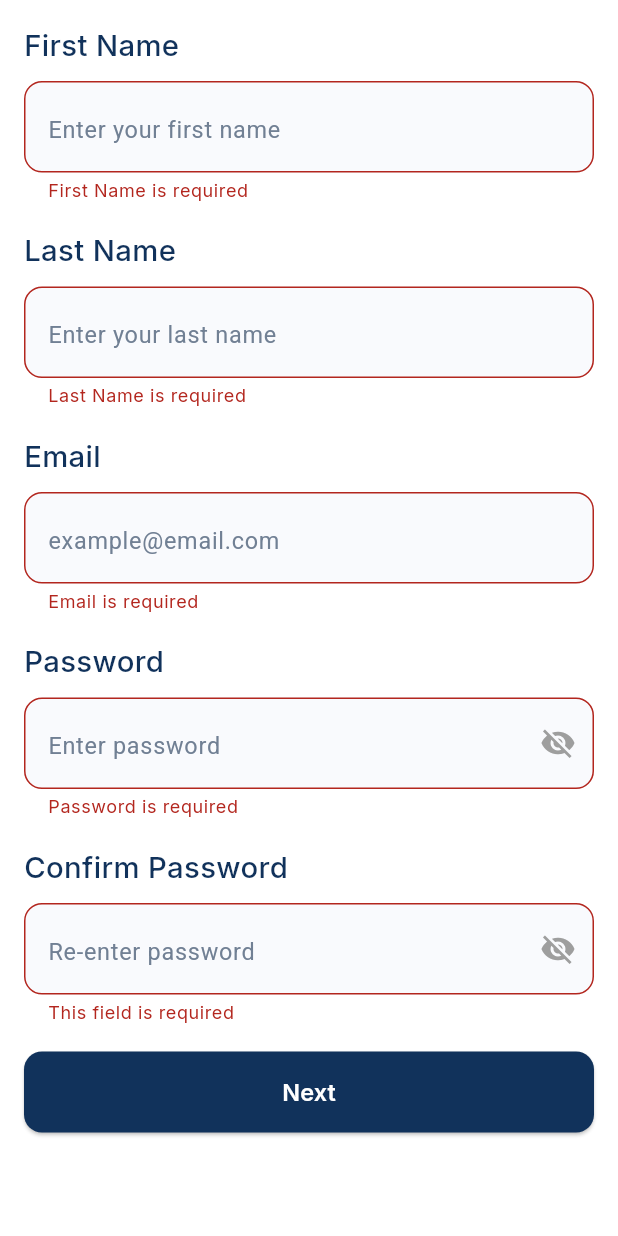
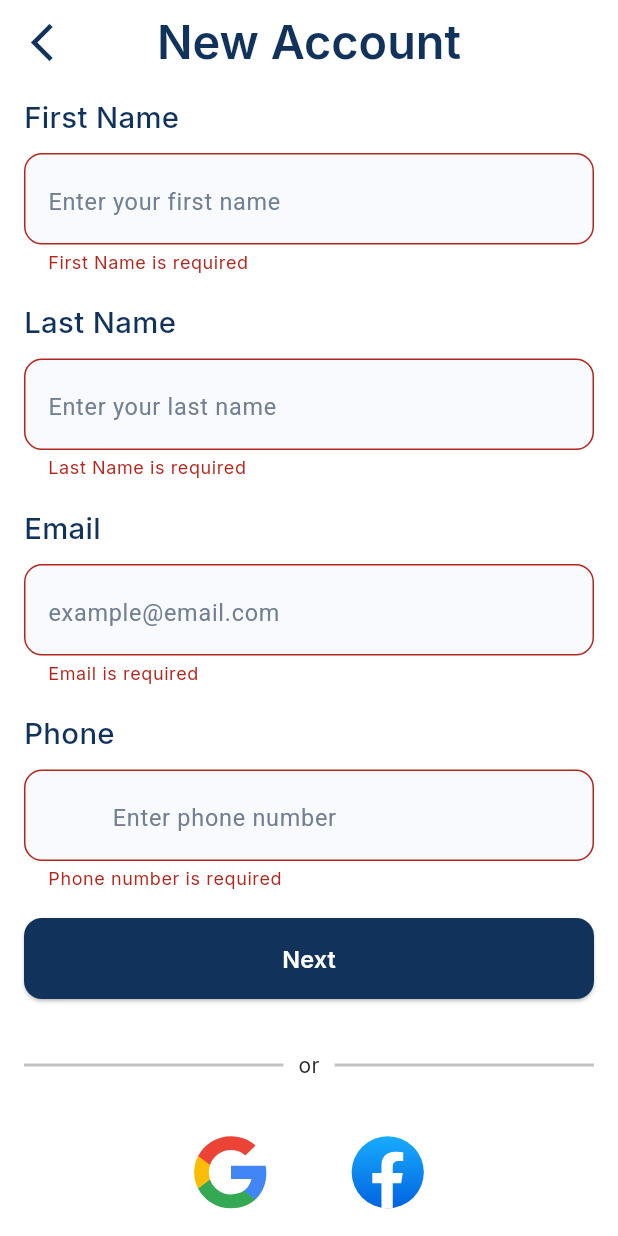
Before and after one commit to Rafiq-Health-Care/rafiq-mobile, a Flutter app: the DoctorSignUpStepIScreen screen opened by its route, after a tap on "Next", on a phone screen of 412 x 824 dp. Run offline on Flutter 3.47's test engine with Material 3 defaults, Android fonts, the light colour scheme and no system bars; our stand-ins replace cookie_jar, dartz, dio, dio_cookie_manager, dotted_border, equatable and 15 more; missing offline and left inert: workmanager; accounts and stored records are empty; generated files the repository leaves out were written again; network calls fail; statements that could not run were skipped.

Commit message:
refactor: simplify specialization data handling to strings and update doctor registration UI

```diff
--- a/lib/features/auth/controllers/specialization_cubit/specialization_cubit.dart
+++ b/lib/features/auth/controllers/specialization_cubit/specialization_cubit.dart
@@ -1,6 +1,5 @@
 import 'package:flutter/material.dart';
 import 'package:flutter_bloc/flutter_bloc.dart';
-import 'package:rafiq/features/auth/data/models/specialization_model.dart';
 import 'package:rafiq/features/auth/data/repository/auth_repository.dart';
 part 'specialization_state.dart';
 
--- a/lib/features/auth/controllers/specialization_cubit/specialization_state.dart
+++ b/lib/features/auth/controllers/specialization_cubit/specialization_state.dart
@@ -8,7 +8,7 @@ final class SpecializationInitial extends SpecializationState {}
 final class SpecializationLoading extends SpecializationState {}
 
 final class SpecializationSuccess extends SpecializationState {
-  final List<SpecializationModel> specializations;
+  final List<String> specializations;
   SpecializationSuccess(this.specializations);
 }
 
--- a/lib/features/auth/data/repository/auth_repository.dart
+++ b/lib/features/auth/data/repository/auth_repository.dart
@@ -4,7 +4,6 @@ import 'package:rafiq/features/auth/data/models/doctor_sign_up_request.dart';
 import 'package:rafiq/features/auth/data/models/login_request.dart';
 import 'package:rafiq/features/auth/data/models/patient_sign_up_request.dart';
 import 'package:rafiq/features/auth/data/models/reset_password_request.dart';
-import 'package:rafiq/features/auth/data/models/specialization_model.dart';
 import 'package:rafiq/features/auth/data/models/user_response.dart';
 import 'package:rafiq/features/auth/data/models/user_verification_request.dart';
 import 'package:rafiq/features/auth/data/networking/auth_service.dart';
@@ -61,13 +60,12 @@ class AuthRepository {
     );
   }
 
-  Future<Either<Failure, List<SpecializationModel>>>
+  Future<Either<Failure, List<String>>>
   getSpecializationsRepository() async {
     final rowData = await authService.getSpecialization();
     return rowData.fold(
       (failure) => left(failure),
-      (rowData) =>
-          right(rowData.map((e) => SpecializationModel.fromJson(e)).toList()),
+      (rowData) => right(rowData.map((e) => e as String).toList()),
     );
   }
 
--- a/lib/features/auth/presentation/screens/doctor_sign_up_step_i_screen.dart
+++ b/lib/features/auth/presentation/screens/doctor_sign_up_step_i_screen.dart
@@ -1,12 +1,15 @@
 import 'package:flutter/material.dart';
+import 'package:flutter/services.dart';
 import 'package:rafiq/core/router/router_strings.dart';
 import 'package:rafiq/core/utils/extensions/get_app_theme.dart';
+import 'package:rafiq/core/widgets/custom_app_bar.dart';
 import 'package:rafiq/features/auth/controllers/auth_cubit/auth_cubit.dart';
 import 'package:rafiq/features/auth/data/models/doctor_sign_up_request.dart';
 import 'package:rafiq/core/services/validation.dart';
-import 'package:rafiq/features/auth/presentation/widgets/custom_labeled_password_field.dart';
+import 'package:rafiq/features/auth/presentation/sections/media_auth_section.dart';
 import 'package:rafiq/core/widgets/custom_labeled_text_field.dart';
 import 'package:rafiq/core/widgets/custom_elevated_button.dart';
+import 'package:rafiq/features/auth/presentation/widgets/horizontal_text_divider.dart';
 
 class DoctorSignUpStepIScreen extends StatefulWidget {
   const DoctorSignUpStepIScreen({super.key});
@@ -20,28 +23,27 @@ class _DoctorSignUpStepIScreenState extends State<DoctorSignUpStepIScreen> {
   final _formKey = GlobalKey<FormState>();
 
   final _emailController = TextEditingController();
-  final _passwordController = TextEditingController();
-  final _confirmPasswordController = TextEditingController();
   final _firstNameController = TextEditingController();
   final _lastNameController = TextEditingController();
+  final _phoneController = TextEditingController();
 
   @override
   void dispose() {
     _firstNameController.dispose();
     _lastNameController.dispose();
     _emailController.dispose();
-    _passwordController.dispose();
-    _confirmPasswordController.dispose();
+    _phoneController.dispose();
     super.dispose();
   }
 
   void _onSubmit() {
     if (_formKey.currentState!.validate()) {
-      (AuthCubit.get(context).userSignUpBody! as DoctorSignUpRequest)
-        ..firstName = _firstNameController.text.trim()
-        ..lastName = _lastNameController.text.trim()
-        ..email = _emailController.text.trim()
-        ..password = _passwordController.text.trim();
+      AuthCubit.get(context).userSignUpBody = DoctorSignUpRequest(
+        firstName: _firstNameController.text.trim(),
+        lastName: _lastNameController.text.trim(),
+        email: _emailController.text.trim(),
+        phone: _phoneController.text.trim(),
+      );
 
       Navigator.of(context).pushNamed(RouterStrings.signUpDoctorStepII);
     }
@@ -51,9 +53,11 @@ class _DoctorSignUpStepIScreenState extends State<DoctorSignUpStepIScreen> {
   Widget build(BuildContext context) {
     final appTheme = context.appTheme;
     return Scaffold(
-      body: SafeArea(
-        child: SingleChildScrollView(
-          padding: const EdgeInsets.all(16),
+      appBar: CustomAppBar(
+        title: Text('New Account', style: appTheme.headingTextStyle),
+      ),
+      body: SingleChildScrollView(
+        padding: const EdgeInsets.symmetric(horizontal: 16, vertical: 8),
         child: Form(
           key: _formKey,
           child: Column(
@@ -64,8 +68,7 @@ class _DoctorSignUpStepIScreenState extends State<DoctorSignUpStepIScreen> {
                 label: 'First Name',
                 hint: 'Enter your first name',
                 controller: _firstNameController,
-                  validator: (v) =>
-                      Validation.validateNonEmpty(v, 'First Name'),
+                validator: (v) => Validation.validateNonEmpty(v, 'First Name'),
                 textInputAction: TextInputAction.next,
               ),
               CustomLabeledTextField(
@@ -82,35 +85,30 @@ class _DoctorSignUpStepIScreenState extends State<DoctorSignUpStepIScreen> {
                 validator: Validation.validateEmail,
                 textInputAction: TextInputAction.next,
               ),
-                CustomLabeledPasswordField(
-                  label: 'Password',
-                  hint: 'Enter password',
-                  showValidationRules: true,
-                  controller: _passwordController,
-                  validator: Validation.validatePassword,
-                  textInputAction: TextInputAction.next,
-                  onFieldSubmitted: (_) => FocusScope.of(context).nextFocus(),
-                ),
-                CustomLabeledPasswordField(
-                  label: 'Confirm Password',
-                  hint: 'Re-enter password',
-                  controller: _confirmPasswordController,
-                  validator: (v) => Validation.confirmPassword(
-                    v,
-                    _passwordController.text.trim(),
-                  ),
+              CustomLabeledTextField(
+                label: 'Phone',
+                hint: 'Enter phone number',
+                controller: _phoneController,
+                keyboardType: TextInputType.number,
+                validator: Validation.validatePhone,
+                prefixText: '+20 ',
+                inputFormatters: [
+                  FilteringTextInputFormatter.digitsOnly,
+                  LengthLimitingTextInputFormatter(10),
+                ],
                 textInputAction: TextInputAction.done,
                 onFieldSubmitted: (_) => _onSubmit(),
               ),
-
               CustomElevatedButton(
                 onPressed: _onSubmit,
                 backgroundColor: appTheme.deepDarkBlueColor,
                 foregroundColor: appTheme.surfaceColor,
                 child: Text('Next', style: appTheme.buttonLabelTextStyle),
               ),
+              HorizontalTextDivider(),
+              MediaAuthSection(),
+              SizedBox(height: 4),
             ],
-            ),
           ),
         ),
       ),
--- a/lib/features/auth/presentation/screens/select_user_type_screen.dart
+++ b/lib/features/auth/presentation/screens/select_user_type_screen.dart
@@ -73,7 +73,7 @@ class SelectUserTypeScreen extends StatelessWidget {
                   onTap: () {
                     Navigator.of(
                       context,
-                    ).pushNamed(RouterStrings.doctorIdUploadScreen);
+                    ).pushNamed(RouterStrings.signUpDoctorStepI);
                   },
                 ),
               ],
```
Also changed, not shown: lib/core/utils/extensions/formate_names.dart (+11 -0 lines), lib/features/auth/data/models/specialization_model.dart (deleted, +0 -17 lines), lib/features/auth/presentation/screens/doctor_sign_up_step_ii_screen.dart (+49 -34 lines), lib/features/auth/presentation/widgets/specialization_selector.dart (+3 -4 lines). Lines whose indentation alone changed are shown as unchanged.
